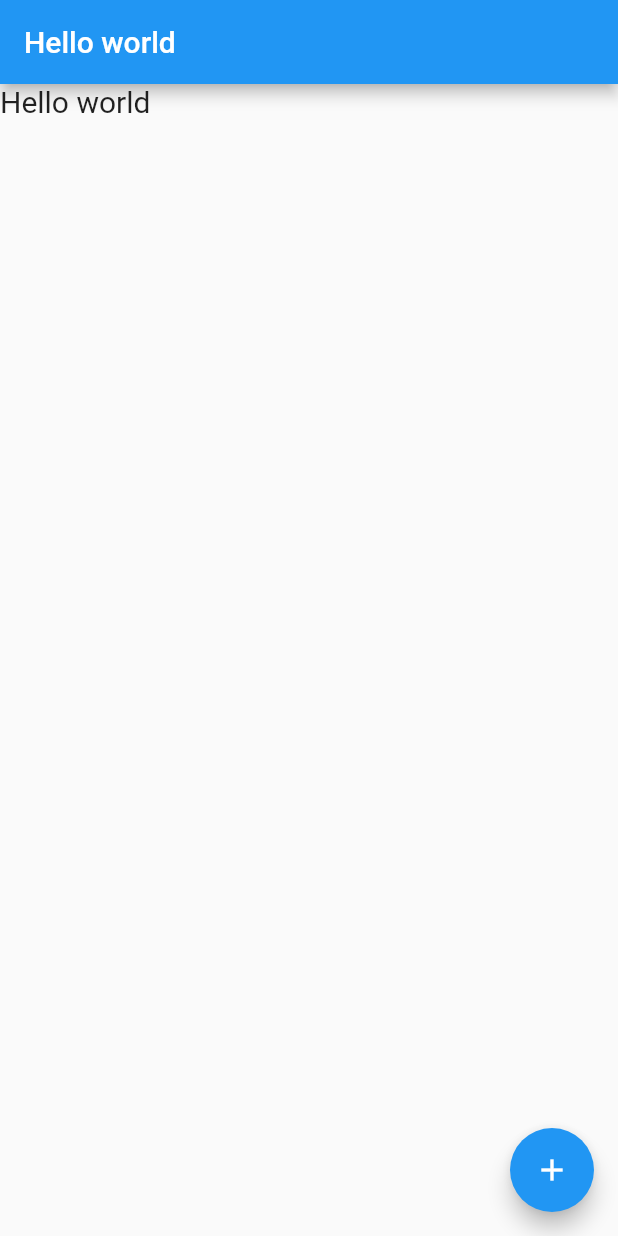
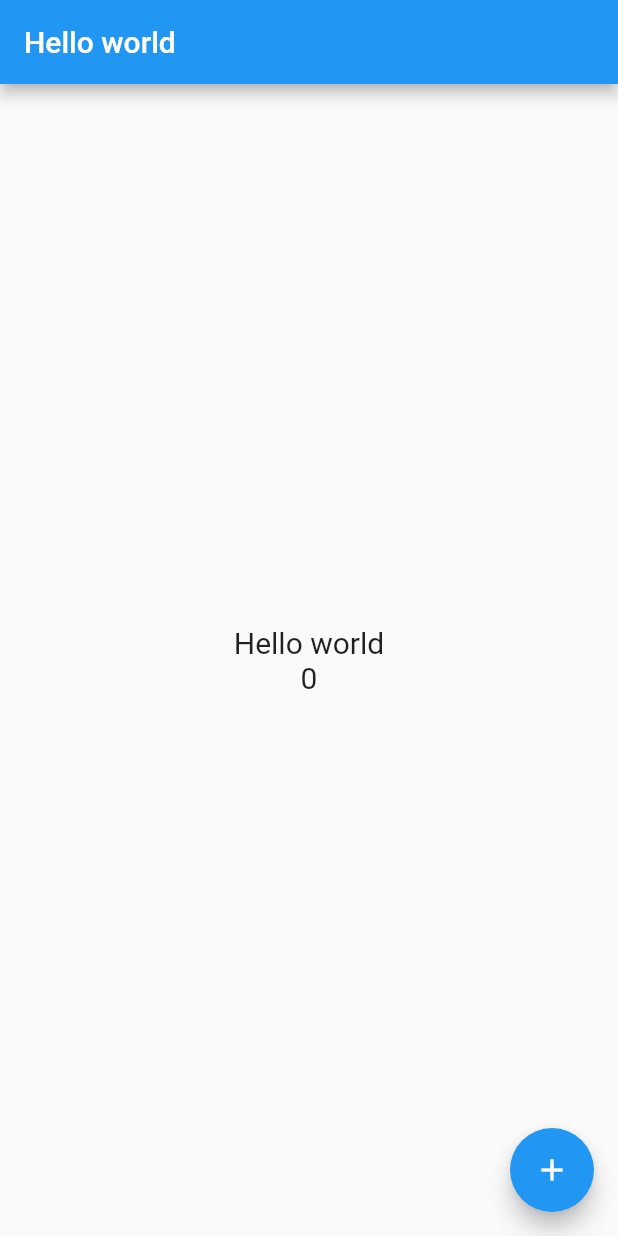
Before and after one commit to Parkduksung/StudyFlutter, a Flutter app: the screen it shows after launch, on a phone screen of 412 x 824 dp. Run offline on Flutter 3.47's test engine with Material 2 defaults, Android fonts, the phone set to English and light mode, and no system bars.

Commit message:
[기본강의 4장] StateFulWidget , click 시 counting, align 하는거랑 컬럼추가.

```diff
--- a/lib/main.dart
+++ b/lib/main.dart
@@ -27,23 +27,31 @@ class HelloPage extends StatefulWidget {
 }
 
 class _HelloPageState extends State<HelloPage> {
+  String _message = 'Hello world';
 
-  String _message = 'Hello world';
+  int _count = 0;
 
   @override
   Widget build(BuildContext context) {
     return Scaffold(
         floatingActionButton: FloatingActionButton(
-          child: Icon(Icons.add),
-          onPressed: _changeMessage
-        ),
+            child: Icon(Icons.add), onPressed: _changeMessage),
         appBar: AppBar(title: Text(widget.title)),
-        body: Text(_message, style: TextStyle(fontSize: 20)));
+        body: Center(
+          child: Column(
+            mainAxisAlignment: MainAxisAlignment.center,
+            children: [
+              Text(_message, style: TextStyle(fontSize: 20)),
+              Text('$_count', style: TextStyle(fontSize: 20)),
+            ],
+          ),
+        ));
   }
 
   void _changeMessage() {
     setState(() {
       _message = '안녕';
+      _count++;
     });
   }
 }
```
